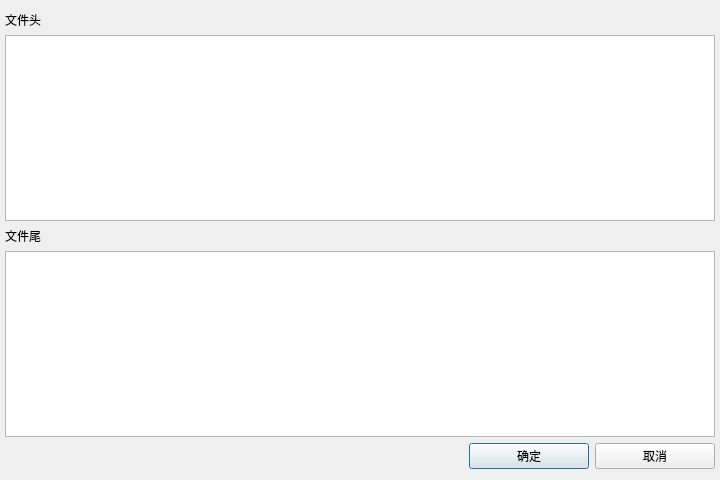
Above: src/dialogeditheaderfooter.ui from cnldw/FinanceFileReader before the change. Below: the same form after it.
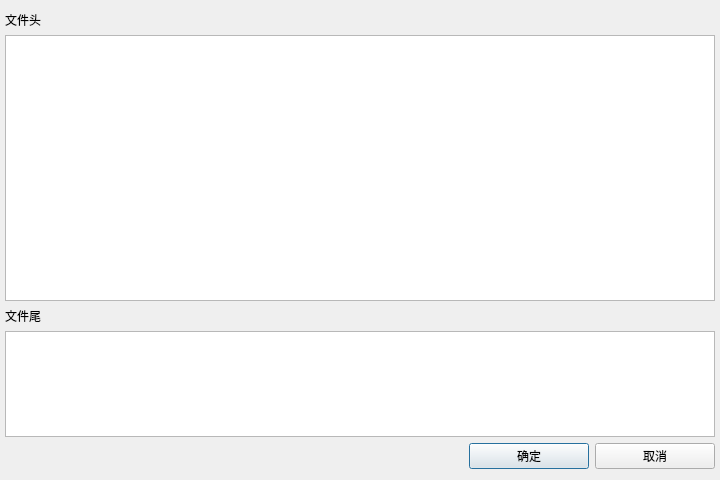
That is the form after the change.

Patch:
```diff
--- a/src/dialogeditheaderfooter.ui
+++ b/src/dialogeditheaderfooter.ui
@@ -19,7 +19,7 @@
   <property name="windowTitle">
    <string>编辑文件头文件尾</string>
   </property>
-  <layout class="QVBoxLayout" name="verticalLayout">
+  <layout class="QVBoxLayout" name="verticalLayout" stretch="0,5,0,2,0">
    <property name="leftMargin">
     <number>5</number>
    </property>
@@ -34,7 +34,11 @@
     </widget>
    </item>
    <item>
-    <widget class="QTextEdit" name="textEdit"/>
+    <widget class="QTableWidget" name="tableWidget">
+     <property name="columnCount">
+      <number>0</number>
+     </property>
+    </widget>
    </item>
    <item>
     <widget class="QLabel" name="label_2">
@@ -44,7 +48,7 @@
     </widget>
    </item>
    <item>
-    <widget class="QTextEdit" name="textEdit_2"/>
+    <widget class="QTableWidget" name="tableWidget_2"/>
    </item>
    <item>
     <layout class="QHBoxLayout" name="horizontalLayout">
```
Left out of the diff: 2 changed lines with no effect on the pictures.
